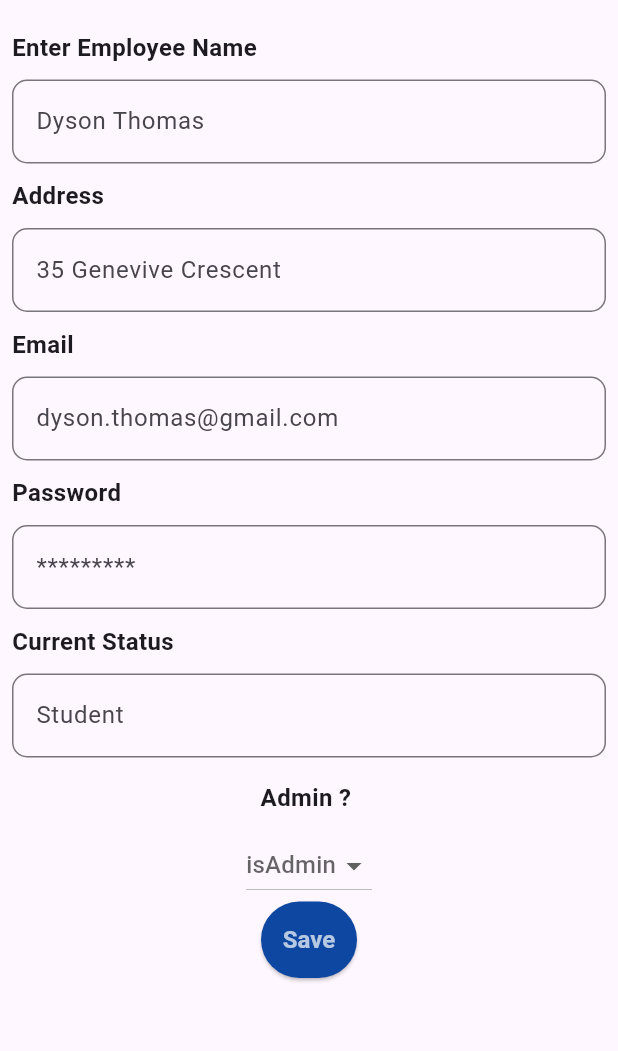
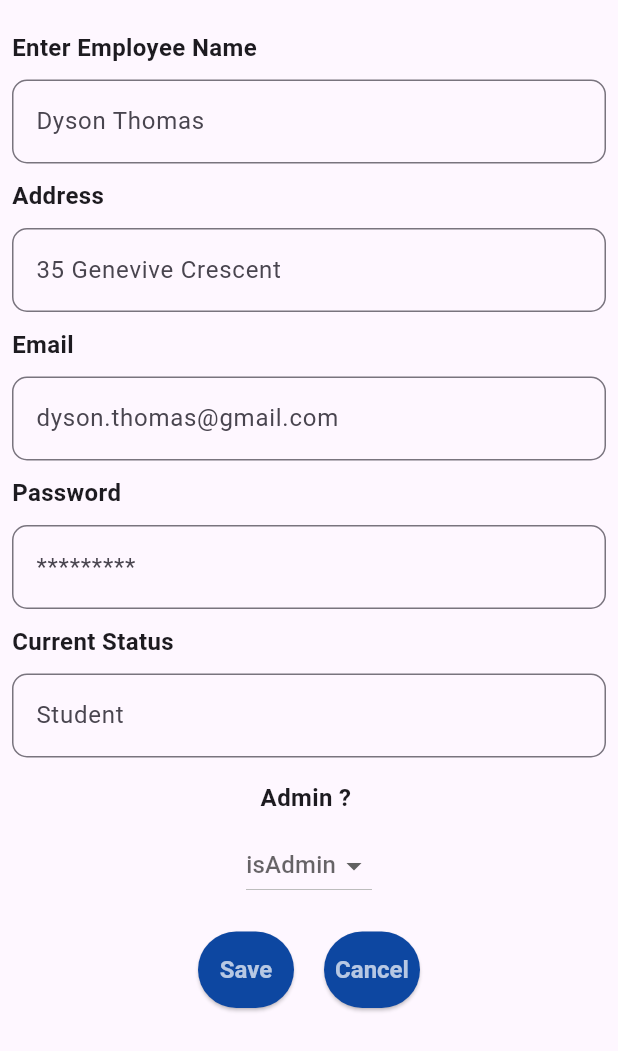
Before and after one commit to DysonThomas/InventoryManagement, a Flutter app: the addUsers screen opened directly, on a phone screen of 412 x 824 dp. Shown: the top 1051 px of the screen. Run offline on Flutter 3.47's test engine with Material 3 defaults, Android fonts, the phone set to English and light mode, and no system bars; our stand-ins replace cloud_firestore, firebase_core, flutter_slidable; accounts and stored records are empty.

Commit message:
User Add/Manage added, Quantity ussye Fixed

```diff
--- a/lib/addProducts.dart
+++ b/lib/addProducts.dart
@@ -56,7 +56,7 @@ bool isPending = false;
 
 bool isListed = false;
   Future<bool> isUnique(String sku) async{
-    QuerySnapshot snapshot= await await FirebaseFirestore.instance.collection('products')
+    QuerySnapshot snapshot= await FirebaseFirestore.instance.collection('products')
         .where('sku', isEqualTo: sku)
         .get();
     return snapshot.docs.isEmpty;
@@ -109,7 +109,7 @@ bool isListed = false;
         );
       }
       catch (e) {
-        // Handle the error and display a message
+
         print("Error saving item: $e");
 
         ScaffoldMessenger.of(context).showSnackBar(
--- a/lib/addUsers.dart
+++ b/lib/addUsers.dart
@@ -2,6 +2,7 @@ import 'package:cloud_firestore/cloud_firestore.dart';
 import 'package:flutter/material.dart';
 import 'package:inventorymanagement/InputComponent.dart';
 import 'package:inventorymanagement/boolwidget.dart';
+import 'package:inventorymanagement/homescreen.dart';
 
 class addUsers extends StatefulWidget {
   const addUsers({super.key});
@@ -124,6 +125,12 @@ class _addUsersState extends State<addUsers> {
             role=value;
             print(role);
             }),
+              SizedBox(
+                height: 20,
+              ),
+              Row(
+                mainAxisAlignment:MainAxisAlignment.center,
+                children: [
                   ElevatedButton(
                     onPressed: () {
                       _saveUser(context);
@@ -138,6 +145,29 @@ class _addUsersState extends State<addUsers> {
                       textStyle: TextStyle(fontWeight: FontWeight.bold),
                     ),
                   ),
+                  SizedBox(
+                    width: 20,
+                  ),
+                  ElevatedButton(
+                    onPressed: () {
+                      Navigator.pushAndRemoveUntil(
+                        context,
+                        MaterialPageRoute(builder: (context) => LandingScreen()),
+                            (Route<dynamic> route) => false,
+                      );
+                    },
+                    child: Text(
+                      'Cancel',
+                      style: TextStyle(color: Colors.white70, fontSize: 16),
+                    ),
+                    style: ElevatedButton.styleFrom(
+                      backgroundColor: Colors.blue[900], // Dark blue background
+                      padding: EdgeInsets.symmetric(vertical: 16), // Increases height
+                      textStyle: TextStyle(fontWeight: FontWeight.bold),
+                    ),
+                  ),
+                ],
+              ),
             ],
           ),
         ),
--- a/lib/itemDetails.dart
+++ b/lib/itemDetails.dart
@@ -51,7 +51,7 @@ class _ItemDetailsState extends State<ItemDetails> {
           Map<String, dynamic> updatedData = {
             'sold': false, // Set 'sold' to true
             'isPending': false,
-            'isListed': false,
+            'isListed': true,
             'quantity':widget.data['quantity']-1,
             'soldDate': DateTime.now()
           };
```
Also changed, not shown: lib/Components/Empdrawer.dart (added, +55 -0 lines), lib/homescreen.dart (+2 -27 lines), lib/manageUsers.dart (added, +103 -0 lines). Lines whose indentation alone changed are shown as unchanged.
